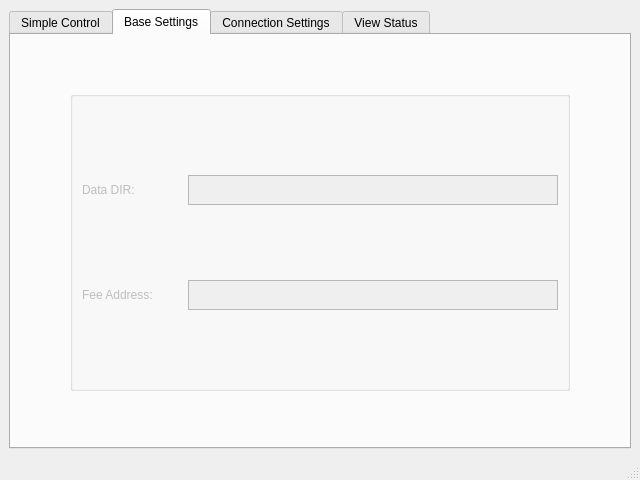
First picture: the form in mainwindow.ui, repository Lastick/launcher, before the edit.
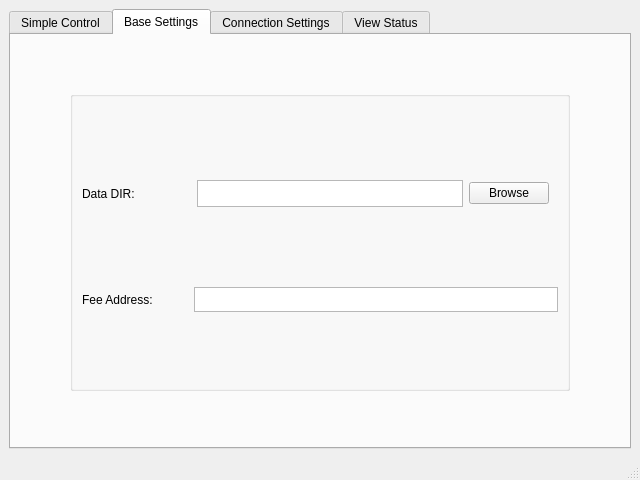
Second picture: the form after the edit. The open tabs and pages were chosen to show the change.

Commit message: Added ui element (data dir)

```diff
--- a/mainwindow.ui
+++ b/mainwindow.ui
@@ -81,9 +81,6 @@
        </layout>
       </widget>
       <widget class="QWidget" name="base_tab">
-       <property name="enabled">
-        <bool>false</bool>
-       </property>
        <attribute name="title">
         <string>Base Settings</string>
        </attribute>
@@ -106,16 +103,6 @@
            <string/>
           </property>
           <layout class="QGridLayout" name="gridLayout_3">
-           <item row="0" column="1">
-            <widget class="QTextEdit" name="textEdit">
-             <property name="maximumSize">
-              <size>
-               <width>16777215</width>
-               <height>30</height>
-              </size>
-             </property>
-            </widget>
-           </item>
            <item row="0" column="0" alignment="Qt::AlignHCenter">
             <widget class="QLabel" name="label_6">
              <property name="minimumSize">
@@ -129,12 +116,12 @@
              </property>
             </widget>
            </item>
-           <item row="1" column="1">
+           <item row="1" column="2">
             <widget class="QTextEdit" name="textEdit">
              <property name="maximumSize">
               <size>
                <width>16777215</width>
-               <height>30</height>
+               <height>25</height>
               </size>
              </property>
             </widget>
@@ -152,6 +139,40 @@
              </property>
             </widget>
            </item>
+           <item row="0" column="1" colspan="2">
+            <widget class="QWidget" name="widget_data_dir" native="true">
+             <property name="minimumSize">
+              <size>
+               <width>300</width>
+               <height>0</height>
+              </size>
+             </property>
+             <property name="maximumSize">
+              <size>
+               <width>16777215</width>
+               <height>45</height>
+              </size>
+             </property>
+             <layout class="QHBoxLayout" name="root_data_dir">
+              <item>
+               <widget class="QTextEdit" name="textEdit_data_dir"/>
+              </item>
+              <item>
+               <widget class="QPushButton" name="pushButton_data_dir">
+                <property name="minimumSize">
+                 <size>
+                  <width>80</width>
+                  <height>0</height>
+                 </size>
+                </property>
+                <property name="text">
+                 <string>Browse</string>
+                </property>
+               </widget>
+              </item>
+             </layout>
+            </widget>
+           </item>
           </layout>
          </widget>
         </item>
```
